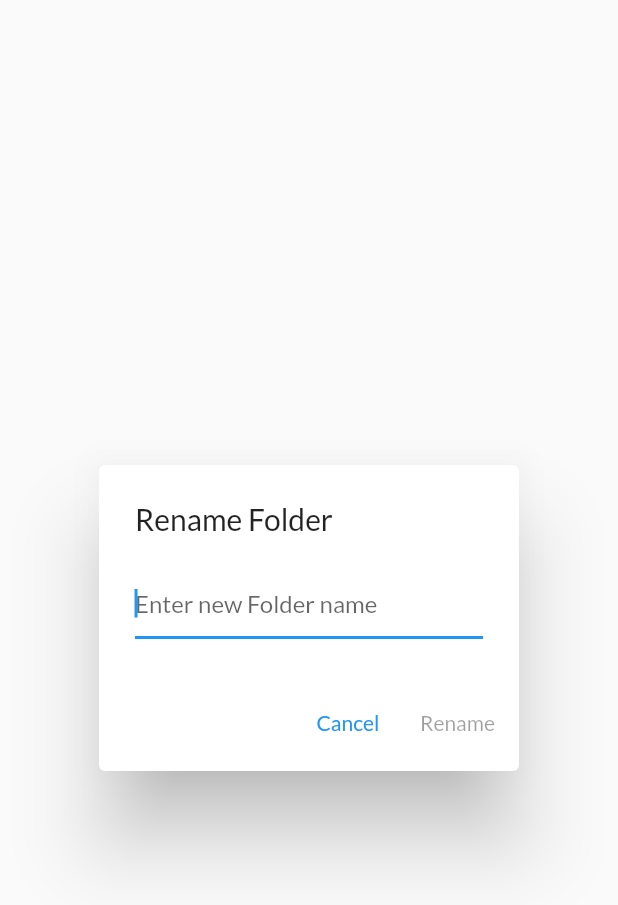
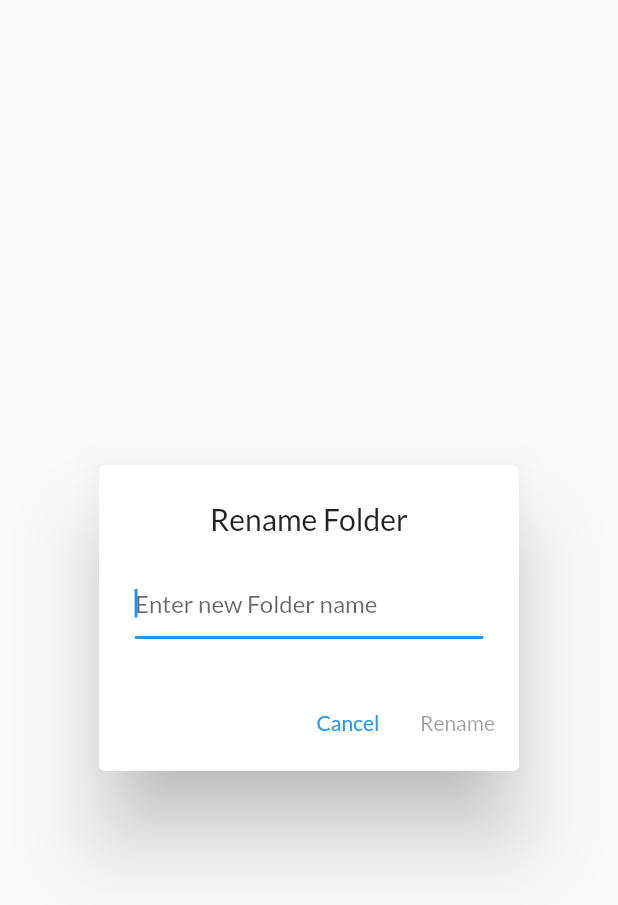
Before and after one commit to nilekell/receiptcamp_debug_select_multiple, a Flutter app: the RenameFolderDialog widget shown alone on an empty page, opened directly with empty values, on a phone screen of 412 x 824 dp. Shown: the top 905 px of the screen. Run offline on Flutter 3.47's test engine with Material 2 defaults, Android fonts, the phone set to English and light mode, and no system bars; our stand-ins replace bloc, equatable, flutter_bloc, flutter_image_compress, gallery_saver, google_fonts and 4 more; missing offline and left inert: easy_image_viewer, google_mlkit_text_recognition; accounts and stored records are empty.

Commit message:
RenameFolderDialog: text styling

```diff
--- a/lib/presentation/ui/file_explorer/folder/rename_folder_dialog.dart
+++ b/lib/presentation/ui/file_explorer/folder/rename_folder_dialog.dart
@@ -76,7 +76,7 @@ class _RenameFolderDialogState extends State<RenameFolderDialog> {
                   ]),
             ],
           )),
-      title: const Text('Rename Folder'),
+      title: const Text('Rename Folder', textAlign: TextAlign.center, style: TextStyle(fontWeight: FontWeight.w500),),
       actions: <Widget>[
         TextButton(
             child: const Text('Cancel'),
```
